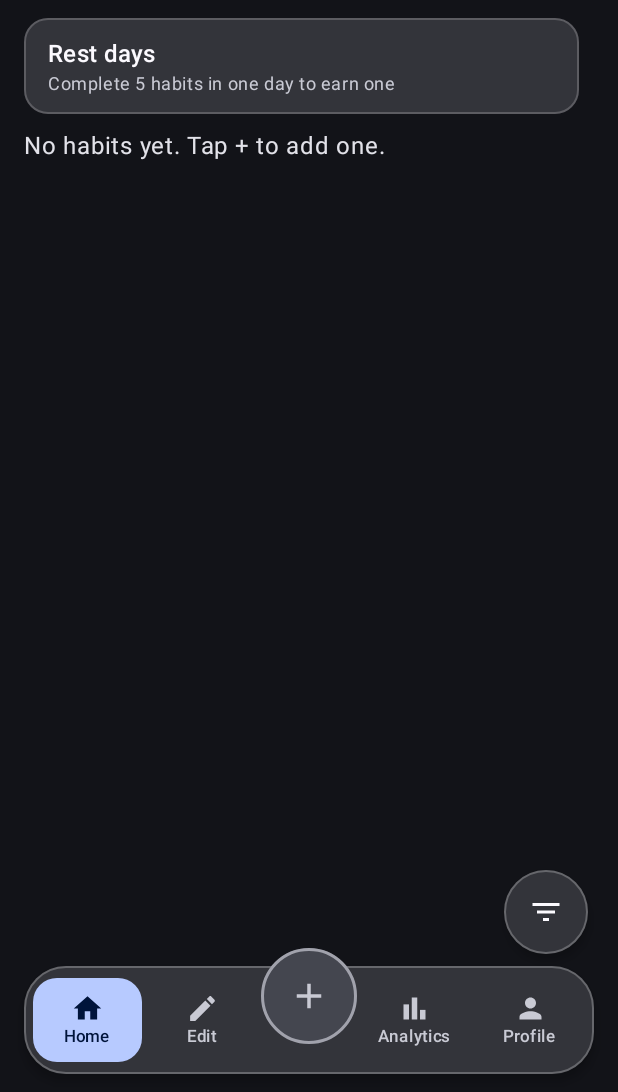
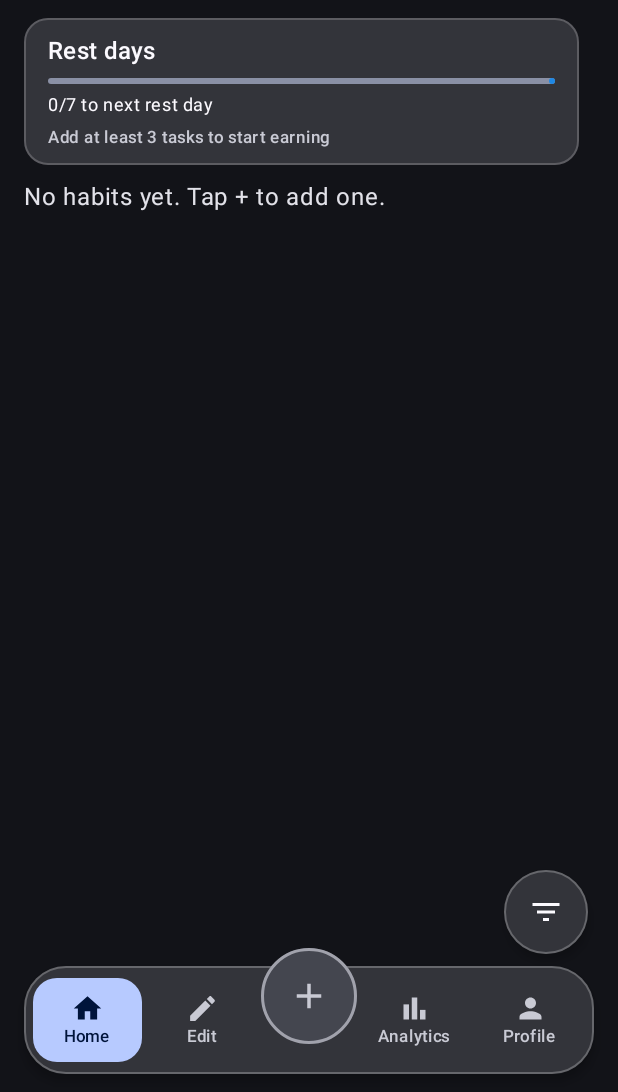
Before and after one commit to GalaxyJammed/LoopATempo, an Android app built with Jetpack Compose: the screen it shows after launch (MainActivity), on a phone screen of 412 x 824 dp, the part 144-1236 px from its top. Run offline under Robolectric (Android 15) with nearby library versions, the phone set to English and light mode, and no system bars; our stand-ins replace Room's generated code; 2 statements that could not run were skipped.

Commit message:
[Changes] - Changed the way Rest Days work. Now you need 3 tasks minimum (instead of 5) to earn one. You must complete at least 80% of tasks in a day (all of them if you only have 3 tasks) to earn 1 completed day. Getting 7 completed days awards you with a rest day. (Note: Missing a day doesnt break the "completed days" streak. You will still earn a rest day if you complete 5 days on one week and 2 on another week)

```diff
--- a/app/build.gradle.kts
+++ b/app/build.gradle.kts
@@ -35,7 +35,7 @@ android {
         minSdk = 29
         targetSdk = 37
         versionCode = 1
-        versionName = "1.3.0"
+        versionName = "1.4.0"
 
         testInstrumentationRunner = "androidx.test.runner.AndroidJUnitRunner"
     }
--- a/app/src/main/java/com/example/loopatempo/data/HabitRepository.kt
+++ b/app/src/main/java/com/example/loopatempo/data/HabitRepository.kt
@@ -42,9 +42,9 @@ class HabitRepository(private val db: AppDatabase) {
             }
         }
 
-    fun observeRestDays(today: Long): Flow<Int> =
+    fun observeRestSnapshot(today: Long): Flow<RestSnapshot> =
         combine(db.habitDao().observeHabits(), db.checkInDao().observeAll()) { habits, checkIns ->
-            RestDays.snapshot(habits, checkIns, today).displayed
+            RestDays.snapshot(habits, checkIns, today)
         }
 
     suspend fun addHabit(
--- a/app/src/main/java/com/example/loopatempo/data/RestDays.kt
+++ b/app/src/main/java/com/example/loopatempo/data/RestDays.kt
@@ -5,12 +5,19 @@ import java.time.ZoneId
 
 data class RestSnapshot(
     val displayed: Int,
-    val runs: Map<Long, Int>
+    val runs: Map<Long, Int>,
+    val progress: Int,
+    val target: Int
 )
 
 object RestDays {
-    const val EARN_EVERY = 5
     const val MAX_HELD = 3
+    const val DAYS_PER_REST = 7
+    const val MIN_HABITS = 3
+    const val COMPLETION_PERCENT = 80
+
+    fun requiredChecks(habitCount: Int): Int =
+        (habitCount * COMPLETION_PERCENT + 99) / 100
 
     fun snapshot(habits: List<HabitEntity>, checkIns: List<CheckInEntity>, today: Long): RestSnapshot {
         val zone = ZoneId.systemDefault()
@@ -22,10 +29,15 @@ object RestDays {
         habits.forEach { runs[it.id] = 0 }
 
         var held = 0
+        var progress = 0
         var day = createdDay.values.minOrNull() ?: today
+
         while (day < today) {
+            val active = habits.filter { createdDay.getValue(it.id) <= day }
             val checked = checkedByDay[day].orEmpty()
-            val missed = habits.filter { createdDay.getValue(it.id) <= day && it.id !in checked }
+            val eligible = active.size >= MIN_HABITS &&
+                    active.count { it.id in checked } >= requiredChecks(active.size)
+            val missed = active.filter { it.id !in checked }
             val streakAtRisk = missed.any { runs.getValue(it.id) > 0 }
             val covered = streakAtRisk && held > 0
             if (covered) held--
@@ -38,14 +50,29 @@ object RestDays {
                     else -> 0
                 }
             }
-            held = (held + checked.size / EARN_EVERY).coerceAtMost(MAX_HELD)
+
+            if (eligible && !covered) {
+                progress++
+                if (progress >= DAYS_PER_REST) {
+                    progress = 0
+                    held = (held + 1).coerceAtMost(MAX_HELD)
+                }
+            }
             day++
         }
 
-        val todayChecked = checkedByDay[today].orEmpty().size
+        val todayActive = habits.filter { createdDay.getValue(it.id) <= today }
+        val todayChecked = checkedByDay[today].orEmpty()
+        val todayEligible = todayActive.size >= MIN_HABITS &&
+                todayActive.count { it.id in todayChecked } >= requiredChecks(todayActive.size)
+        val todayComplete = todayEligible && progress + 1 >= DAYS_PER_REST
+        val displayed = if (todayComplete) (held + 1).coerceAtMost(MAX_HELD) else held
+
         return RestSnapshot(
-            displayed = (held + todayChecked / EARN_EVERY).coerceAtMost(MAX_HELD),
-            runs = runs
+            displayed = displayed,
+            runs = runs,
+            progress = progress,
+            target = DAYS_PER_REST
         )
     }
 }
--- a/app/src/main/java/com/example/loopatempo/ui/MainApp.kt
+++ b/app/src/main/java/com/example/loopatempo/ui/MainApp.kt
@@ -54,6 +54,8 @@ import androidx.compose.foundation.shape.RoundedCornerShape
 import androidx.compose.material3.MaterialTheme
 import androidx.compose.material3.Surface
 import androidx.compose.material3.Text
+import com.example.loopatempo.data.RestDays
+import com.example.loopatempo.data.RestSnapshot
 
 private enum class AddStep { None, Choice, Custom, App }
 
@@ -82,7 +84,8 @@ fun MainApp(repository: HabitRepository) {
     val todayEpoch = LocalDate.now().toEpochDay()
     val homeItems by repository.observeHomeItems(todayEpoch)
         .collectAsStateWithLifecycle(initialValue = emptyList())
-    val restDays by repository.observeRestDays(todayEpoch).collectAsStateWithLifecycle(initialValue = 0)
+    val restSnapshot by repository.observeRestSnapshot(todayEpoch)
+        .collectAsStateWithLifecycle(initialValue = RestSnapshot(0, emptyMap(), 0, RestDays.DAYS_PER_REST))
     val allCheckIns by repository.observeCheckIns().collectAsStateWithLifecycle(initialValue = emptyList())
     val settings by repository.observeSettings().collectAsStateWithLifecycle(initialValue = null)
     val defaultThreshold = settings?.defaultThresholdMinutes ?: 5
@@ -163,7 +166,7 @@ fun MainApp(repository: HabitRepository) {
     ) { innerPadding ->
         Box(modifier = Modifier.fillMaxSize()) {
             when (tab) {
-                Tab.Home -> HomeScreen(repository, visibleItems, restDays, innerPadding, homeOptions) {
+                Tab.Home -> HomeScreen(repository, visibleItems, restSnapshot, innerPadding, homeOptions) {
                     appHintTrigger += 1
                 }
                 Tab.Habits -> HabitsScreen(
--- a/app/src/main/java/com/example/loopatempo/ui/home/HomeScreen.kt
+++ b/app/src/main/java/com/example/loopatempo/ui/home/HomeScreen.kt
@@ -52,12 +52,15 @@ import java.time.LocalDate
 import java.time.format.DateTimeFormatter
 import java.util.Locale
 import kotlinx.coroutines.launch
+import androidx.compose.material3.LinearProgressIndicator
+import com.example.loopatempo.data.RestDays
+import com.example.loopatempo.data.RestSnapshot
 
 @Composable
 fun HomeScreen(
     repository: HabitRepository,
     homeItems: List<HomeItem>,
-    restDays: Int,
+    restSnapshot: RestSnapshot,
     contentPadding: PaddingValues,
     options: ListOptions,
     onAppCheckAttempt: () -> Unit
@@ -85,7 +88,7 @@ fun HomeScreen(
             HeaderCard(title = "LoopATempo", subtitle = subtitle)
         }
         item {
-            RestDaysCard(restDays)
+            RestDaysCard(restSnapshot, homeItems.size)
         }
         if (homeItems.isEmpty()) {
             item {
@@ -116,34 +119,48 @@ fun HomeScreen(
 }
 
 @Composable
-private fun RestDaysCard(count: Int) {
+private fun RestDaysCard(snapshot: RestSnapshot, habitCount: Int) {
     val flame = Color(0xFF1E88E5)
+    val hint = when {
+        habitCount < RestDays.MIN_HABITS -> "Add at least ${RestDays.MIN_HABITS} tasks to start earning"
+        habitCount == RestDays.MIN_HABITS -> "Eligible day: 80% of tasks (100% for 3 tasks)"
+        else -> "Eligible day: 80% of tasks"
+    }
     ShieldCard(modifier = Modifier.fillMaxWidth()) {
-        Row(
-            modifier = Modifier.padding(horizontal = 16.dp, vertical = 12.dp),
-            verticalAlignment = Alignment.CenterVertically
+        Column(
+            modifier = Modifier.padding(horizontal = 16.dp, vertical = 10.dp),
+            verticalArrangement = Arrangement.spacedBy(6.dp)
         ) {
-            Column(modifier = Modifier.weight(1f)) {
-                Text("Rest days", style = MaterialTheme.typography.titleMedium)
+            Row(verticalAlignment = Alignment.CenterVertically) {
                 Text(
-                    text = if (count == 0) {
-                        "Complete 5 habits in one day to earn one"
-                    } else {
-                        "Used automatically if a streak would break"
-                    },
-                    style = MaterialTheme.typography.bodySmall,
-                    color = MaterialTheme.colorScheme.onSurfaceVariant
+                    text = "Rest days",
+                    style = MaterialTheme.typography.titleMedium,
+                    modifier = Modifier.weight(1f)
                 )
-            }
-            repeat(count) {
+                repeat(snapshot.displayed) {
                     Icon(
                         imageVector = Icons.Filled.LocalFireDepartment,
                         contentDescription = "Rest day",
                         tint = flame,
-                    modifier = Modifier.size(24.dp)
+                        modifier = Modifier.size(22.dp)
                     )
                     Spacer(Modifier.width(4.dp))
                 }
+            }
+            LinearProgressIndicator(
+                progress = { snapshot.progress.toFloat() / snapshot.target },
+                modifier = Modifier.fillMaxWidth(),
+                color = flame
+            )
+            Text(
+                text = "${snapshot.progress}/${snapshot.target} to next rest day",
+                style = MaterialTheme.typography.bodySmall
+            )
+            Text(
+                text = hint,
+                style = MaterialTheme.typography.labelSmall,
+                color = MaterialTheme.colorScheme.onSurfaceVariant
+            )
         }
     }
 }
--- a/gradle.properties
+++ b/gradle.properties
@@ -10,7 +10,7 @@
 # This option should only be used with decoupled projects. For more details, visit
 # https://developer.android.com/r/tools/gradle-multi-project-decoupled-projects
 # org.gradle.parallel=true
-#Fri Nov 06 12:20:37 EET 2026
+#Mon Nov 16 18:06:02 EET 2026
 kotlin.code.style=official
 org.gradle.configuration-cache=true
-org.gradle.jvmargs=-Xmx1536M -Dkotlin.daemon.jvm.options\="-Xmx2048M" -Dfile.encoding\=UTF-8
+org.gradle.jvmargs=-Xmx2048M -Dkotlin.daemon.jvm.options\="-Xmx2048M" -Dfile.encoding\=UTF-8
```
Also changed, not shown: gradle/wrapper/gradle-wrapper.properties. Lines whose indentation alone changed are shown as unchanged.
